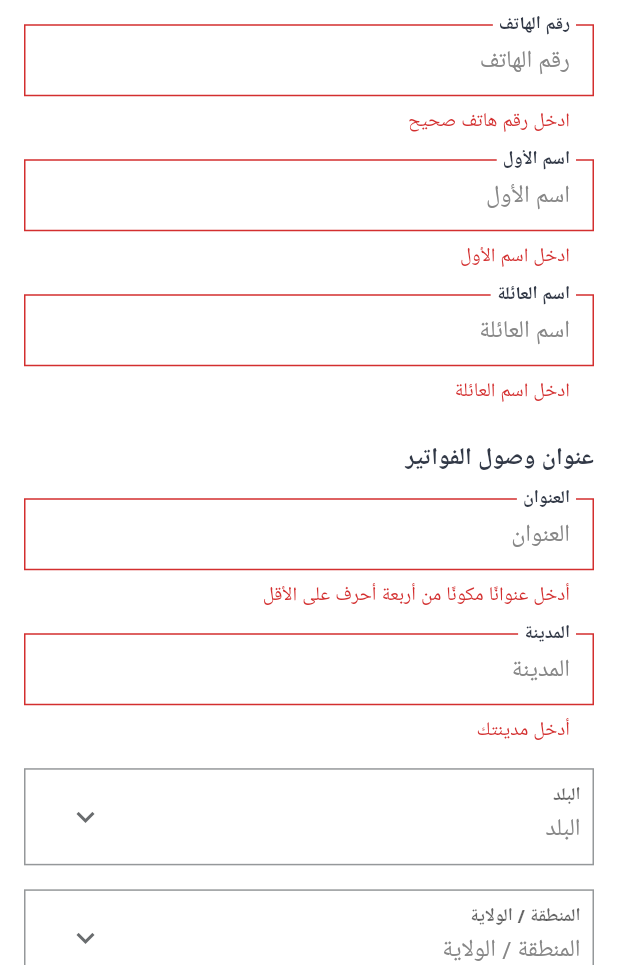
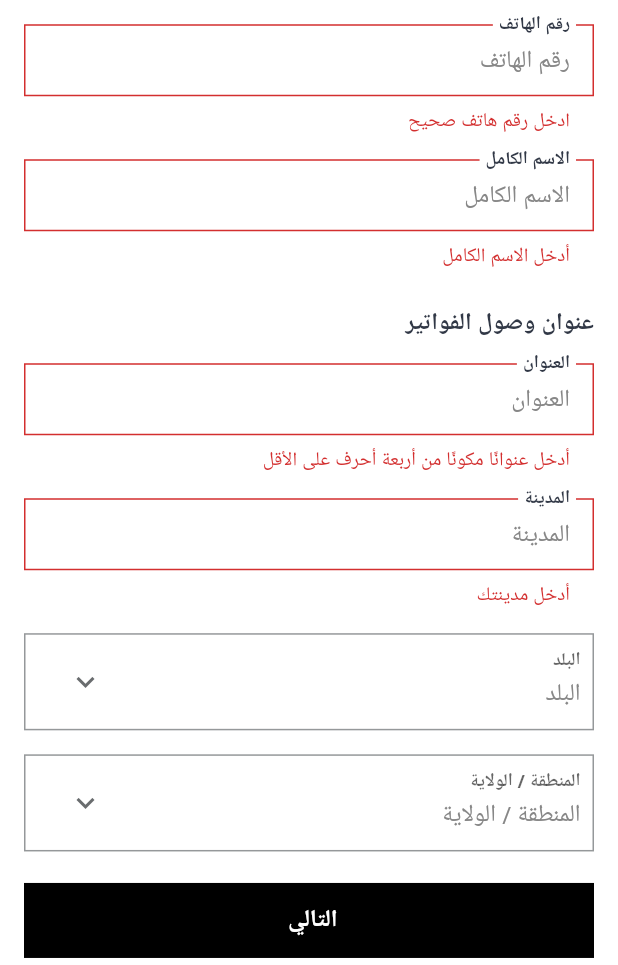
Before and after one commit to wellRoundedAppDev/bama_turning_point, a Flutter app: the GuestScreen screen opened directly, after a tap on "التالي", on a phone screen of 412 x 824 dp, the part 271-1236 px from its top. Run offline on Flutter 3.47's test engine with Material 3 defaults, Android fonts, the phone set to English and light mode, and no system bars; drawn by our look-alikes of dropdown_search; our stand-ins replace audioplayers, bloc, curved_navigation_bar, dio, flutter_bloc, flutter_svg and 6 more; missing offline and left inert: carousel_slider_plus, dart:ffi, flutter_email_sender, mailer; accounts and stored records are empty; generated files the repository leaves out were written again; network calls fail.

Commit message:
feb 13 2025

```diff
--- a/lib/authentication/data/models/guest_form_input.dart
+++ b/lib/authentication/data/models/guest_form_input.dart
@@ -12,6 +12,8 @@ class GuestFormInput {
   Region? region;
   String? cityName;
   String? postalCode;
+
+
 
   GuestFormInput({this.gender = "Male"});
 //     {
--- a/lib/authentication/data/models/register_form_input.dart
+++ b/lib/authentication/data/models/register_form_input.dart
@@ -18,8 +18,7 @@ class RegisterFormInput {
 
   RegisterFormInput({this.gender = "Male"});
 
-  Map<String, dynamic> toJsonForApi() =>
-      {
+  Map<String, dynamic> toJsonForApi() => {
         'customer_id': 1,
         'customer_group_id': 1,
         'store_id': 1,
--- a/lib/authentication/presentation/screens/guest_screen.dart
+++ b/lib/authentication/presentation/screens/guest_screen.dart
@@ -107,32 +107,55 @@ class GuestScreen extends StatelessWidget {
                   height: 16,
                 ),
                 CustomInput(
-                  label: AppLocalizations.of(context)!.first_name,
-                  hintText: AppLocalizations.of(context)!.first_name,
+                  label: AppLocalizations.of(context)!.full_name,
+                  hintText: AppLocalizations.of(context)!.full_name,
                   validator: (value) {
                     if (value == null || value.isEmpty) {
                       return AppLocalizations.of(context)!
-                          .enter_your_first_name;
+                          .enter_full_name;
+                    }
+                    if((value?.split(" ")?.length ?? 0) == 1 || value?.split(" ")?.last?.isEmpty == true || value?.split(" ")?.last == " "){
+                      return AppLocalizations.of(context)!
+                          .enter_your_family_name;
+
                     }
                   },
-                  onSaved: (v) =>
-                      AuthCubit.get(context).guestFormInput.firstName = v,
-                ),
-                const SizedBox(
-                  height: 16,
-                ),
-                CustomInput(
-                  label: AppLocalizations.of(context)!.family_name,
-                  hintText: AppLocalizations.of(context)!.family_name,
-                  validator: (value) {
-                    if (value == null || value.isEmpty) {
-                      return AppLocalizations.of(context)!
-                          .enter_your_family_name;
+                  onSaved: (v) {
+                    AuthCubit.get(context).guestFormInput.firstName =
+                        v?.split(" ")?.first;
+                    if ((v?.split(" ")?.length ?? 0) > 1) {
+                      AuthCubit.get(context).guestFormInput.lastName =
+                          v?.split(" ")?.last;
                     }
                   },
-                  onSaved: (v) =>
-                      AuthCubit.get(context).guestFormInput.lastName = v,
                 ),
+                // CustomInput(
+                //   label: AppLocalizations.of(context)!.first_name,
+                //   hintText: AppLocalizations.of(context)!.first_name,
+                //   validator: (value) {
+                //     if (value == null || value.isEmpty) {
+                //       return AppLocalizations.of(context)!
+                //           .enter_your_first_name;
+                //     }
+                //   },
+                //   onSaved: (v) =>
+                //       AuthCubit.get(context).guestFormInput.firstName = v,
+                // ),
+                // const SizedBox(
+                //   height: 16,
+                // ),
+                // CustomInput(
+                //   label: AppLocalizations.of(context)!.family_name,
+                //   hintText: AppLocalizations.of(context)!.family_name,
+                //   validator: (value) {
+                //     if (value == null || value.isEmpty) {
+                //       return AppLocalizations.of(context)!
+                //           .enter_your_family_name;
+                //     }
+                //   },
+                //   onSaved: (v) =>
+                //       AuthCubit.get(context).guestFormInput.lastName = v,
+                // ),
                 const SizedBox(
                   height: 24,
                 ),
@@ -294,6 +317,7 @@ class GuestScreen extends StatelessWidget {
                                 color: Color(0xff878787)),
                           );
                         },
+
                         onChanged: (Country? country) {
                           AuthCubit.get(context).setCountryOfGuest(country!);
                         },
--- a/lib/core/locales/l10n/app_ar.arb
+++ b/lib/core/locales/l10n/app_ar.arb
@@ -86,6 +86,8 @@
   "billing_address": "عنوان وصول الفواتير",
   "add_address": "اضف عنوان",
   "full_name": "الاسم الكامل",
+  "enter_full_name": "أدخل الاسم الكامل",
+
   "selected_address": "العنوان المحدد",
   "select_address": "حدد العنوان",
   "shipping_method": "طريقة الشحن",
--- a/lib/core/locales/l10n/app_en.arb
+++ b/lib/core/locales/l10n/app_en.arb
@@ -88,6 +88,7 @@
   "next": "Next",
   "add_address": "Add address",
   "full_name": "Full name",
+  "enter_full_name": "Enter full name",
   "selected_address": "Selected Address",
   "select_address": "Select address",
   "shipping_method": "Shipping Method",
```
Also changed, not shown: lib/checkout/presentation/screens/quick_checkout_auth_screen.dart (+12 -10 lines), 1 other file. Lines whose indentation alone changed are shown as unchanged.
